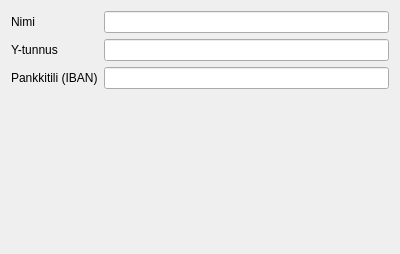
This is kitupiikki/uusikp/nimi.ui in artoh/kitupiikki as Qt 5 draws it before an edit. The edited form follows.
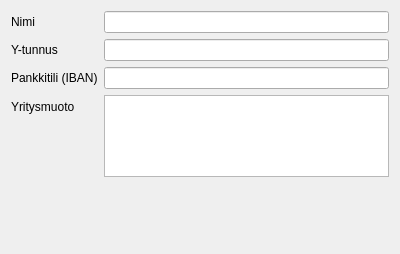
This is the edited form.

```diff
--- a/kitupiikki/uusikp/nimi.ui
+++ b/kitupiikki/uusikp/nimi.ui
@@ -55,6 +55,16 @@
      <item row="2" column="1">
       <widget class="QLineEdit" name="tiliLine"/>
      </item>
+     <item row="3" column="0">
+      <widget class="QLabel" name="muotoLabel">
+       <property name="text">
+        <string>Yritysmuoto</string>
+       </property>
+      </widget>
+     </item>
+     <item row="3" column="1">
+      <widget class="QListWidget" name="muotoList"/>
+     </item>
     </layout>
    </item>
    <item>
```
